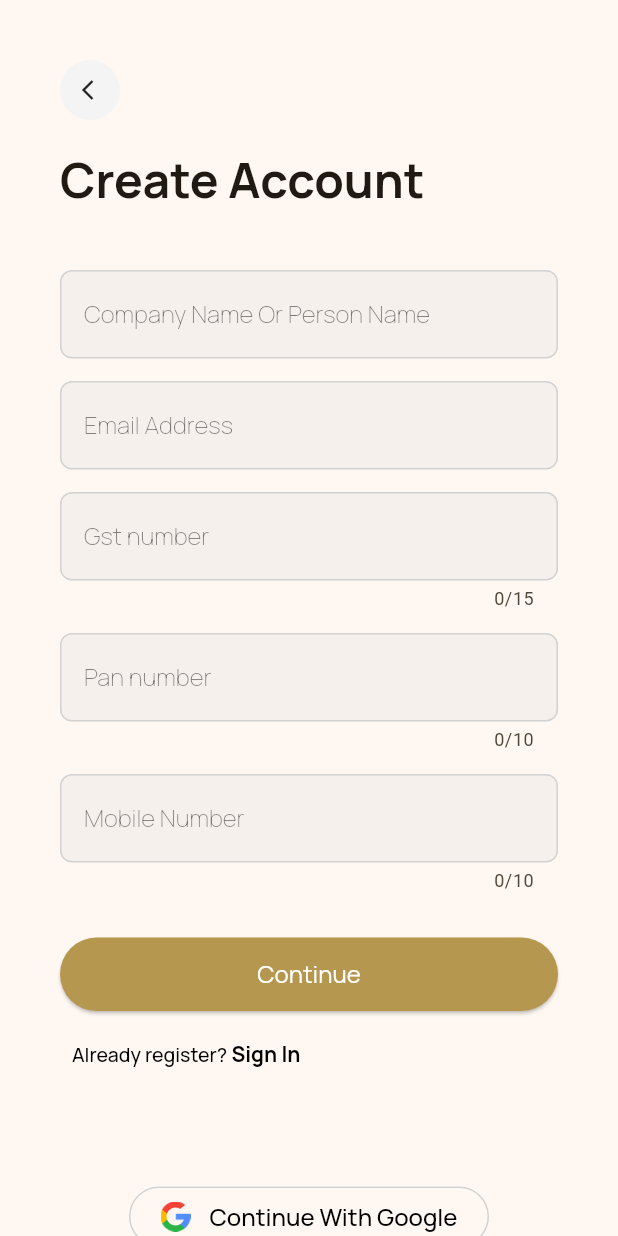
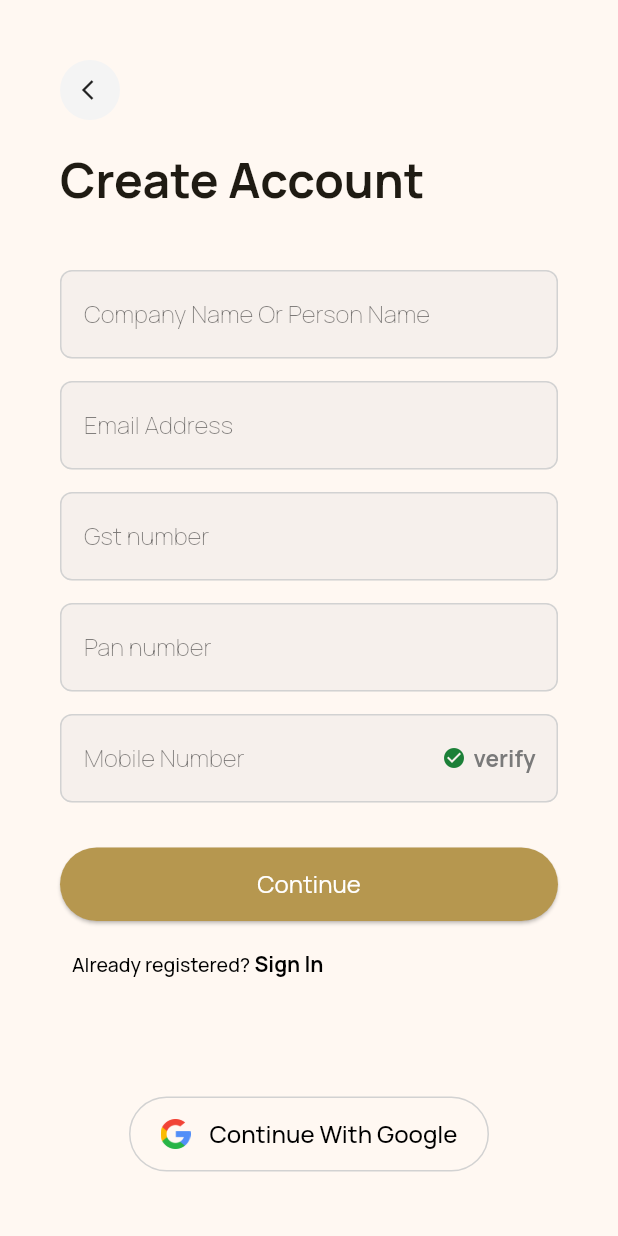
Before and after one commit to S1mple777/al_nuim, a Flutter app: the screen it shows after launch, after a tap on an icon or button, on a phone screen of 412 x 824 dp. Run offline on Flutter 3.47's test engine with Material 3 defaults, Android fonts, the phone set to English and light mode, and no system bars; our stand-ins replace flutter_easyloading, google_fonts.

Commit message:
Minor Changes

```diff
--- a/lib/View/signin_screen.dart
+++ b/lib/View/signin_screen.dart
@@ -132,6 +132,7 @@ class _SigninScreenState extends State<SigninScreen> {
                             controller: context
                                 .watch<SignInController>()
                                 .gestNum, // If you need to control the text field programmatically
+                            countertext: "",
                             contentPadding: const EdgeInsets.symmetric(
                                 vertical: 16.0,
                                 horizontal: 12.0), // Custom content padding
@@ -165,6 +166,7 @@ class _SigninScreenState extends State<SigninScreen> {
                             controller: context
                                 .watch<SignInController>()
                                 .panNum, // If you need to control the text field programmatically
+                            countertext: "",
                             contentPadding: const EdgeInsets.symmetric(
                                 vertical: 16.0,
                                 horizontal: 12.0), // Custom content padding
@@ -186,9 +188,9 @@ class _SigninScreenState extends State<SigninScreen> {
                           ),
                           CommonTextFormField(
                             labelText: "Mobile Number",
-
                             maxLength: 10,
                             keyboardType: TextInputType.text,
+
                             labelStyle: Theme.of(context)
                                 .textTheme
                                 .bodySmall!
@@ -199,6 +201,36 @@ class _SigninScreenState extends State<SigninScreen> {
                             controller: context
                                 .watch<SignInController>()
                                 .mobileController, // If you need to control the text field programmatically
+                            countertext: "",
+                            suffixIcon: Row(
+                              mainAxisSize: MainAxisSize.min,
+                              children: [
+                                Icon(
+                                  Icons.check_circle,
+                                  color: Color(0xff1C8038),
+                                  size: 16,
+                                ),
+                                SizedBox(
+                                  width: 5,
+                                ),
+                                InkWell(
+                                  onTap: () {},
+                                  child: Padding(
+                                    padding: const EdgeInsets.only(right: 15),
+                                    child: Text("verify",
+                                        style: Theme.of(context)
+                                            .textTheme
+                                            .displaySmall!
+                                            .copyWith(
+                                              color: Color(0xff7A7A7A),
+                                              fontSize: 15,
+                                              fontWeight: FontWeight.w700,
+                                            )),
+                                  ),
+                                ),
+                              ],
+                            ),
+
                             contentPadding: const EdgeInsets.symmetric(
                                 vertical: 16.0,
                                 horizontal: 12.0), // Custom content padding
@@ -353,7 +385,7 @@ class _SigninScreenState extends State<SigninScreen> {
                         text: TextSpan(children: [
                       TextSpan(
                         text: !context.watch<SignInController>().isSignin
-                            ? "Already register?"
+                            ? "Already registered?"
                             : "not yet registered?",
                         style: Theme.of(context)
                             .textTheme
@@ -384,12 +416,12 @@ class _SigninScreenState extends State<SigninScreen> {
                 ),
                 Center(
                   child: Container(
-                    height: 40,
+                    height: 50,
                     width: 240,
                     decoration: BoxDecoration(
                       border: Border.all(
                           color: const Color.fromARGB(255, 210, 210, 210)),
-                      borderRadius: const BorderRadius.all(Radius.circular(20)),
+                      borderRadius: const BorderRadius.all(Radius.circular(40)),
                       // color: const Color.fromARGB(255, 210, 210, 210)
                     ),
                     child: Padding(
--- a/lib/utility/common_textfield.dart
+++ b/lib/utility/common_textfield.dart
@@ -10,6 +10,7 @@ class CommonTextFormField extends StatelessWidget {
   final TextStyle? labelStyle;
   final TextStyle? hintStyle;
   final Widget? prefixIcon;
+  final String? countertext;
   final Widget? suffixIcon;
   final EdgeInsetsGeometry? contentPadding;
   final FormFieldValidator<String>? validator;
@@ -37,6 +38,7 @@ class CommonTextFormField extends StatelessWidget {
     this.contentPadding,
     this.validator,
     this.onChanged,
+    this.countertext,
   }) : super(key: key);
 
   @override
@@ -61,6 +63,7 @@ class CommonTextFormField extends StatelessWidget {
         hintStyle: hintStyle,
         prefixIcon: prefixIcon,
         suffixIcon: suffixIcon,
+        counterText: countertext,
         // filled: true,
         fillColor: AppColor.lightGreycolor.withOpacity(0.2),
         filled: fillColor ?? true,
```
